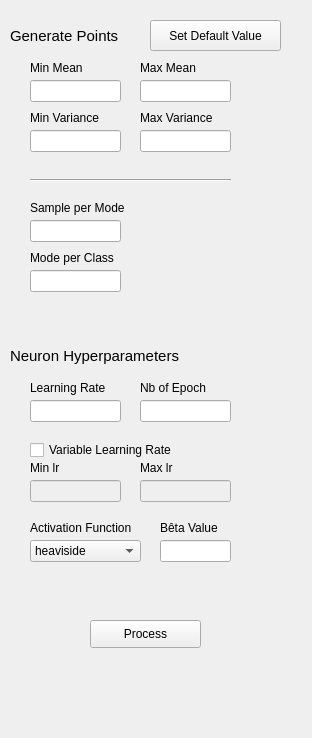
Above: Task3/Gui_plot.ui from SonTonyD/Lodz_IA_introduction before the change. Below: the same form after it.
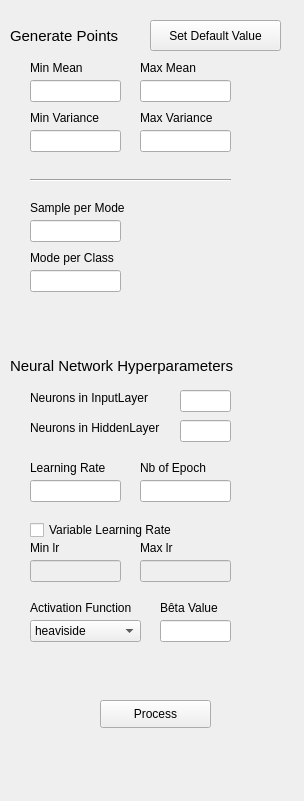
That is the form after the change.

Commit message: add nbNeuron Input and Hidden to GUI, TODO: make new target array in formatData function, integrate the neural network in QTMatplot.py

Diff of the .ui file:
```diff
--- a/Task3/Gui_plot.ui
+++ b/Task3/Gui_plot.ui
@@ -6,8 +6,8 @@
    <rect>
     <x>0</x>
     <y>0</y>
-    <width>312</width>
-    <height>738</height>
+    <width>304</width>
+    <height>801</height>
    </rect>
   </property>
   <property name="windowTitle">
@@ -160,8 +160,8 @@
   <widget class="QPushButton" name="pushButton">
    <property name="geometry">
     <rect>
-     <x>90</x>
-     <y>620</y>
+     <x>100</x>
+     <y>700</y>
      <width>111</width>
      <height>28</height>
     </rect>
@@ -224,8 +224,8 @@
    <property name="geometry">
     <rect>
      <x>10</x>
-     <y>340</y>
-     <width>201</width>
+     <y>350</y>
+     <width>281</width>
      <height>31</height>
     </rect>
    </property>
@@ -241,14 +241,14 @@
     </font>
    </property>
    <property name="text">
-    <string>Neuron Hyperparameters</string>
+    <string>Neural Network Hyperparameters</string>
    </property>
   </widget>
   <widget class="QLineEdit" name="lineEdit_nbOfEpoch">
    <property name="geometry">
     <rect>
      <x>140</x>
-     <y>400</y>
+     <y>480</y>
      <width>91</width>
      <height>22</height>
     </rect>
@@ -258,7 +258,7 @@
    <property name="geometry">
     <rect>
      <x>140</x>
-     <y>380</y>
+     <y>460</y>
      <width>71</width>
      <height>16</height>
     </rect>
@@ -271,7 +271,7 @@
    <property name="geometry">
     <rect>
      <x>30</x>
-     <y>400</y>
+     <y>480</y>
      <width>91</width>
      <height>22</height>
     </rect>
@@ -281,7 +281,7 @@
    <property name="geometry">
     <rect>
      <x>30</x>
-     <y>380</y>
+     <y>460</y>
      <width>81</width>
      <height>16</height>
     </rect>
@@ -294,7 +294,7 @@
    <property name="geometry">
     <rect>
      <x>30</x>
-     <y>540</y>
+     <y>620</y>
      <width>111</width>
      <height>22</height>
     </rect>
@@ -342,7 +342,7 @@
    <property name="geometry">
     <rect>
      <x>30</x>
-     <y>520</y>
+     <y>600</y>
      <width>111</width>
      <height>16</height>
     </rect>
@@ -355,7 +355,7 @@
    <property name="geometry">
     <rect>
      <x>160</x>
-     <y>540</y>
+     <y>620</y>
      <width>71</width>
      <height>22</height>
     </rect>
@@ -365,7 +365,7 @@
    <property name="geometry">
     <rect>
      <x>160</x>
-     <y>520</y>
+     <y>600</y>
      <width>71</width>
      <height>16</height>
     </rect>
@@ -378,7 +378,7 @@
    <property name="geometry">
     <rect>
      <x>30</x>
-     <y>440</y>
+     <y>520</y>
      <width>161</width>
      <height>20</height>
     </rect>
@@ -394,7 +394,7 @@
    <property name="geometry">
     <rect>
      <x>140</x>
-     <y>480</y>
+     <y>560</y>
      <width>91</width>
      <height>22</height>
     </rect>
@@ -404,7 +404,7 @@
    <property name="geometry">
     <rect>
      <x>140</x>
-     <y>460</y>
+     <y>540</y>
      <width>71</width>
      <height>16</height>
     </rect>
@@ -417,7 +417,7 @@
    <property name="geometry">
     <rect>
      <x>30</x>
-     <y>460</y>
+     <y>540</y>
      <width>81</width>
      <height>16</height>
     </rect>
@@ -433,12 +433,58 @@
    <property name="geometry">
     <rect>
      <x>30</x>
-     <y>480</y>
+     <y>560</y>
      <width>91</width>
      <height>22</height>
     </rect>
    </property>
   </widget>
+  <widget class="QLineEdit" name="lineEdit_nbNeuronsInput">
+   <property name="geometry">
+    <rect>
+     <x>180</x>
+     <y>390</y>
+     <width>51</width>
+     <height>22</height>
+    </rect>
+   </property>
+  </widget>
+  <widget class="QLabel" name="label_12">
+   <property name="geometry">
+    <rect>
+     <x>30</x>
+     <y>390</y>
+     <width>131</width>
+     <height>16</height>
+    </rect>
+   </property>
+   <property name="text">
+    <string>Neurons in InputLayer</string>
+   </property>
+  </widget>
+  <widget class="QLineEdit" name="lineEdit_nbNeuronsHidden">
+   <property name="geometry">
+    <rect>
+     <x>180</x>
+     <y>420</y>
+     <width>51</width>
+     <height>22</height>
+    </rect>
+   </property>
+  </widget>
+  <widget class="QLabel" name="label_13">
+   <property name="geometry">
+    <rect>
+     <x>30</x>
+     <y>420</y>
+     <width>151</width>
+     <height>16</height>
+    </rect>
+   </property>
+   <property name="text">
+    <string>Neurons in HiddenLayer</string>
+   </property>
+  </widget>
  </widget>
  <resources/>
  <connections/>
```
The commit also changes 3 other files.
